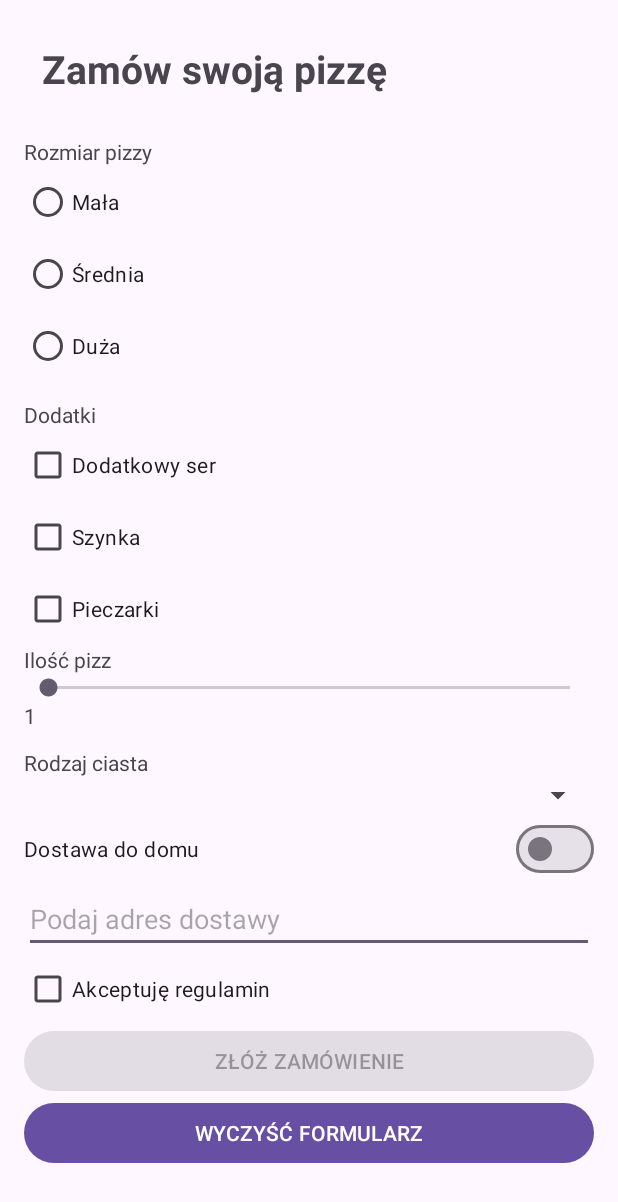
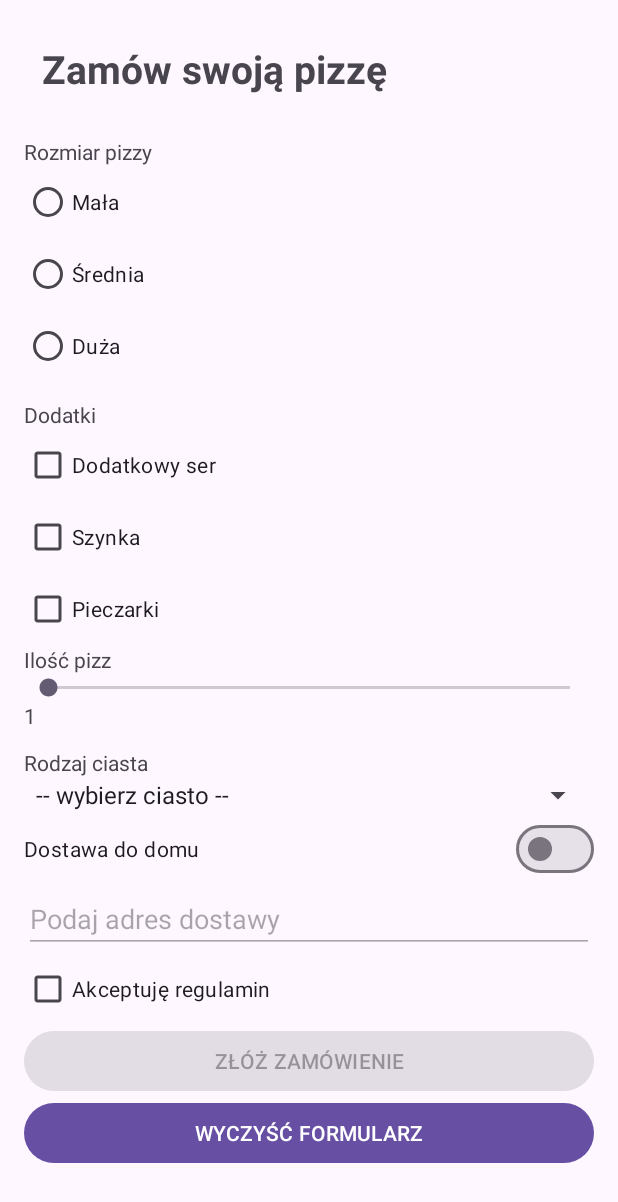
Before and after one commit to gorgmateusz5/07_02_zamowieniepizzy, an Android app: the screen it shows after launch (MainActivity), on a phone screen of 412 x 824 dp. Shown: the top 1202 px of the screen. Run offline under Robolectric (Android 15) with nearby library versions, the phone set to English and light mode, and no system bars.

Commit message:
feat: odczyt danych i zaleznosci miedzy polami

```diff
--- a/app/src/main/java/com/example/zamowieniepizzy/MainActivity.java
+++ b/app/src/main/java/com/example/zamowieniepizzy/MainActivity.java
@@ -1,7 +1,10 @@
 package com.example.zamowieniepizzy;
 
 import android.os.Bundle;
-
+import android.view.View;
+import android.widget.*;
+import androidx.appcompat.app.AppCompatActivity;
+import com.google.android.material.materialswitch.MaterialSwitch;
 import androidx.activity.EdgeToEdge;
 import androidx.appcompat.app.AppCompatActivity;
 import androidx.core.graphics.Insets;
@@ -10,15 +13,104 @@ import androidx.core.view.WindowInsetsCompat;
 
 public class MainActivity extends AppCompatActivity {
 
+    private RadioGroup rgSize;
+
+    private CheckBox cbCheese, cbHam, cbMushrooms, cbTerms;
+
+    private SeekBar sbQuantity;
+    private TextView tvQuantityValue, tvSummary;
+
+    private Spinner spDough;
+    private EditText etAddress;
+
+    private MaterialSwitch swDelivery;
+
+    private Button btnOrder, btnClear;
+
     @Override
     protected void onCreate(Bundle savedInstanceState) {
         super.onCreate(savedInstanceState);
-        EdgeToEdge.enable(this);
         setContentView(R.layout.activity_main);
-        ViewCompat.setOnApplyWindowInsetsListener(findViewById(R.id.main), (v, insets) -> {
-            Insets systemBars = insets.getInsets(WindowInsetsCompat.Type.systemBars());
-            v.setPadding(systemBars.left, systemBars.top, systemBars.right, systemBars.bottom);
-            return insets;
-        });
+
+        rgSize = findViewById(R.id.rgSize);
+
+        cbCheese = findViewById(R.id.cbCheese);
+        cbHam = findViewById(R.id.cbHam);
+        cbMushrooms = findViewById(R.id.cbMushrooms);
+        cbTerms = findViewById(R.id.cbTerms);
+
+        sbQuantity = findViewById(R.id.sbQuantity);
+        tvQuantityValue = findViewById(R.id.tvQuantityValue);
+        tvSummary = findViewById(R.id.tvSummary);
+
+        spDough = findViewById(R.id.spDough);
+        etAddress = findViewById(R.id.etAddress);
+
+        swDelivery = findViewById(R.id.swDelivery);
+
+        btnOrder = findViewById(R.id.btnOrder);
+        btnClear = findViewById(R.id.btnClear);
+
+        setUpSpinner();
+        setUpListeners();
+    }
+
+    private void setUpSpinner() {
+
+        ArrayAdapter<CharSequence> adapter =
+                ArrayAdapter.createFromResource(
+                        this,
+                        R.array.dough_types,
+                        android.R.layout.simple_spinner_item
+                );
+
+        adapter.setDropDownViewResource(
+                android.R.layout.simple_spinner_dropdown_item
+        );
+
+        spDough.setAdapter(adapter);
+    }
+
+    private void setUpListeners() {
+
+        cbTerms.setOnCheckedChangeListener(
+                (button, checked) -> btnOrder.setEnabled(checked)
+        );
+
+        swDelivery.setOnCheckedChangeListener(
+                (button, checked) -> {
+                    etAddress.setEnabled(checked);
+
+                    if (!checked) {
+                        etAddress.setText("");
+                        etAddress.setError(null);
+                    }
+                }
+        );
+
+        etAddress.setEnabled(false);
+
+        sbQuantity.setOnSeekBarChangeListener(
+                new SeekBar.OnSeekBarChangeListener() {
+
+                    @Override
+                    public void onProgressChanged(
+                            SeekBar seekBar,
+                            int progress,
+                            boolean fromUser) {
+
+                        tvQuantityValue.setText(
+                                String.valueOf(progress + 1)
+                        );
+                    }
+
+                    @Override
+                    public void onStartTrackingTouch(SeekBar seekBar) {
+                    }
+
+                    @Override
+                    public void onStopTrackingTouch(SeekBar seekBar) {
+                    }
+                });
     }
 }
```
